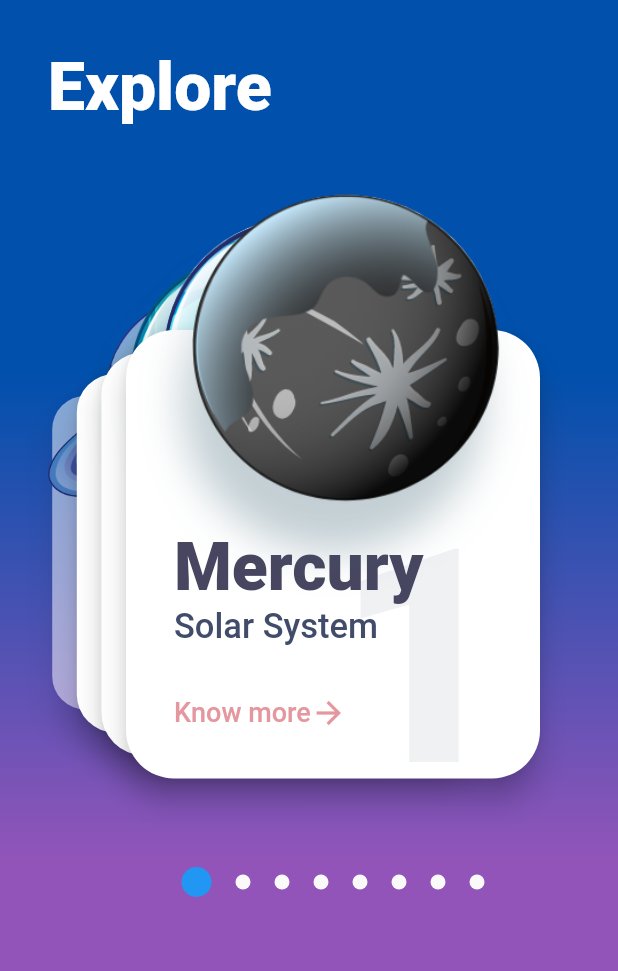
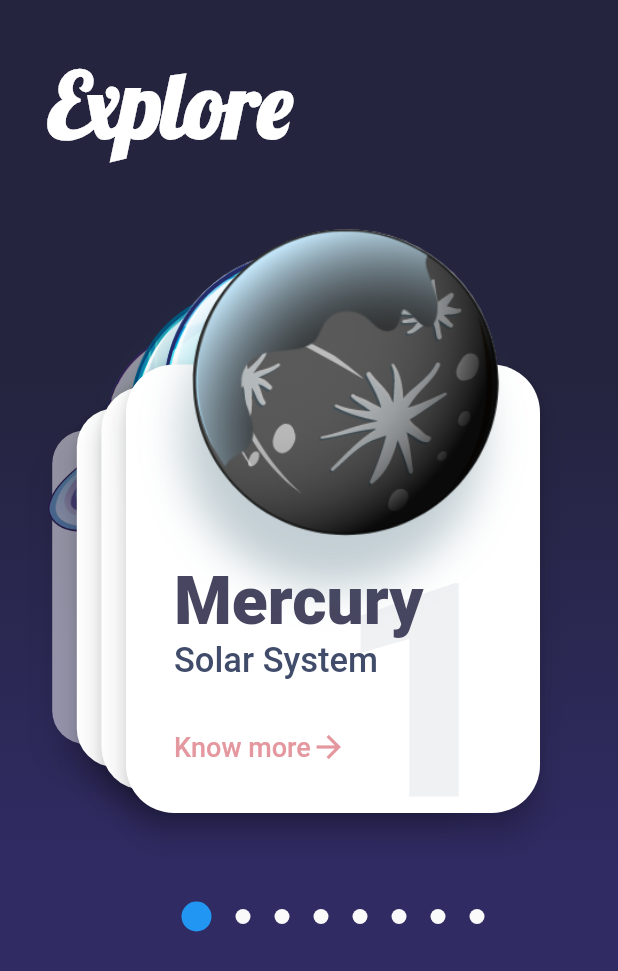
Before and after one commit to akhil-here/Horoscope-App, a Flutter app: the screen it shows after launch, on a phone screen of 412 x 824 dp. Shown: the top 971 px of the screen. Run offline on Flutter 3.47's test engine with Material 2 defaults, Android fonts, the phone set to English and light mode, and no system bars; our stand-ins replace flutter_swiper, splashscreen; Roboto replaces fonts that are missing (Avenir); project files that could hold a hidden picture were left out.

Commit message:
bg color fixed and splash screen remaining

```diff
--- a/lib/HomePage.dart
+++ b/lib/HomePage.dart
@@ -22,6 +22,18 @@ class _HomePageState extends State<HomePage> {
                 begin: Alignment.topCenter,
                 end: Alignment.bottomCenter,
                 stops: [0.3, 0.7])),
+        // gradient: new LinearGradient(
+        //     colors: [
+        //   Colors.black,
+        //   Colors.grey,
+        // ],
+        //     stops: [
+        //   0.0,
+        //   1.0
+        // ],
+        //     begin: FractionalOffset.topCenter,
+        //     end: FractionalOffset.bottomCenter,
+        //     tileMode: TileMode.repeated)),
         child: SafeArea(
           child: Column(
             crossAxisAlignment: CrossAxisAlignment.start,
@@ -33,8 +45,8 @@ class _HomePageState extends State<HomePage> {
                     Text(
                       'Explore',
                       style: TextStyle(
-                        fontFamily: 'Avenir',
-                        fontSize: 44,
+                        fontFamily: 'Lobster',
+                        fontSize: 60,
                         color: const Color(0xffffffff),
                         fontWeight: FontWeight.w900,
                       ),
--- a/lib/constants.dart
+++ b/lib/constants.dart
@@ -5,5 +5,5 @@ Color secondaryTextColor = Color(0xFFE4979E);
 Color titleTextColor = Colors.white;
 Color contentTextColor = Color(0xff868686);
 Color navigationColor = Color(0xFF6751B5);
-Color gradientStartColor = Color(0xFF0050AC);
-Color gradientEndColor = Color(0xFF9354B9);
+Color gradientStartColor = Color(0xFF24243E);
+Color gradientEndColor = Color(0xFF302B63);
--- a/lib/data.dart
+++ b/lib/data.dart
@@ -3,77 +3,72 @@ class SignInfo {
   final String name;
   final String iconImage;
   final String description;
-  final List<String> images;
+  // final List<String> images;
 
   SignInfo(
     this.position, {
     this.name,
     this.iconImage,
     this.description,
-    this.images,
+    // this.images,
   });
 }
 
 List<SignInfo> signs = [
-  SignInfo(1,
+  SignInfo(
+    1,
     name: 'Mercury',
     iconImage: 'assets/images/mercury.png',
     description:
         "Zipping around the sun in only 88 days, Mercury is the closest Sign to the sun, and it's also the smallest, only a little bit larger than Earth's moon. Because its so close to the sun (about two-fifths the distance between Earth and the sun), Mercury experiences dramatic changes in its day and night temperatures: Day temperatures can reach a scorching 840  F (450 C), which is hot enough to melt lead. Meanwhile on the night side, temperatures drop to minus 290 F (minus 180 C).",
-      images: [
-        'https://cdn.pixabay.com/photo/2013/07/18/10/57/mercury-163610_1280.jpg',
-        'https://cdn.pixabay.com/photo/2014/07/01/11/38/Sign-381127_1280.jpg',
-        'https://cdn.pixabay.com/photo/2015/06/26/18/48/mercury-822825_1280.png',
-        'https://image.shutterstock.com/image-illustration/mercury-high-resolution-images-presents-600w-367615301.jpg'
-      ]),
-  SignInfo(2,
+  ),
+  SignInfo(
+    2,
     name: 'Venus',
     iconImage: 'assets/images/venus.png',
     description:
         "The second Sign from the sun, Venus is Earth's twin in size. Radar images beneath its atmosphere reveal that its surface has various mountains and volcanoes. But beyond that, the two Signs couldn't be more different. Because of its thick, toxic atmosphere that's made of sulfuric acid clouds, Venus is an extreme example of the greenhouse effect. It's scorching-hot, even hotter than Mercury. The average temperature on Venus' surface is 900 F (465 C). At 92 bar, the pressure at the surface would crush and kill you. And oddly, Venus spins slowly from east to west, the opposite direction of most of the other Signs.",
-      images: [
-        'https://cdn.pixabay.com/photo/2011/12/13/14/39/venus-11022_1280.jpg',
-        'https://image.shutterstock.com/image-photo/solar-system-venus-second-Sign-600w-515581927.jpg'
-      ]),
-  SignInfo(3,
+  ),
+  SignInfo(
+    3,
     name: 'Earth',
     iconImage: 'assets/images/earth.png',
     description:
         "The third Sign from the sun, Earth is a waterworld, with two-thirds of the Sign covered by ocean. It's the only world known to harbor life. Earth's atmosphere is rich in nitrogen and oxygen. Earth's surface rotates about its axis at 1,532 feet per second (467 meters per second) — slightly more than 1,000 mph (1,600 kph) — at the equator. The Sign zips around the sun at more than 18 miles per second (29 km per second).",
-      images: [
-        'https://cdn.pixabay.com/photo/2011/12/13/14/31/earth-11015_1280.jpg',
-        'https://cdn.pixabay.com/photo/2011/12/14/12/11/astronaut-11080_1280.jpg',
-        'https://cdn.pixabay.com/photo/2016/01/19/17/29/earth-1149733_1280.jpg',
-        'https://image.shutterstock.com/image-photo/3d-render-Sign-earth-viewed-600w-1069251782.jpg'
-      ]),
-  SignInfo(4,
+  ),
+  SignInfo(
+    4,
     name: 'Mars',
     iconImage: 'assets/images/mars.png',
     description:
         "The fourth Sign from the sun is Mars, and it's a cold, desert-like place covered in dust. This dust is made of iron oxides, giving the Sign its iconic red hue. Mars shares similarities with Earth: It is rocky, has mountains, valleys and canyons, and storm systems ranging from localized tornado-like dust devils to Sign-engulfing dust storms. ",
-      images: []),
-  SignInfo(5,
+  ),
+  SignInfo(
+    5,
     name: 'Jupiter',
     iconImage: 'assets/images/jupiter.png',
     description:
         "The fifth Sign from the sun, Jupiter is a giant gas world that is the most massive Sign in our solar system — more than twice as massive as all the other Signs combined, according to NASA. Its swirling clouds are colorful due to different types of trace gases. And a major feature in its swirling clouds is the Great Red Spot, a giant storm more than 10,000 miles wide. It has raged at more than 400 mph for the last 150 years, at least. Jupiter has a strong magnetic field, and with 75 moons, it looks a bit like a miniature solar system.",
-      images: []),
-  SignInfo(6,
+  ),
+  SignInfo(
+    6,
     name: 'Saturn',
     iconImage: 'assets/images/saturn.png',
     description:
         "The sixth Sign from the sun, Saturn is known most for its rings. When polymath Galileo Galilei first studied Saturn in the early 1600s, he thought it was an object with three parts: a Sign and two large moons on either side. Not knowing he was seeing a Sign with rings, the stumped astronomer entered a small drawing — a symbol with one large circle and two smaller ones — in his notebook, as a noun in a sentence describing his discovery. More than 40 years later, Christiaan Huygens proposed that they were rings. The rings are made of ice and rock and scientists are not yet sure how they formed. The gaseous Sign is mostly hydrogen and helium and has numerous moons.",
-      images: []),
-  SignInfo(7,
+  ),
+  SignInfo(
+    7,
     name: 'Uranus',
     iconImage: 'assets/images/uranus.png',
     description:
         "The seventh Sign from the sun, Uranus is an oddball. It has clouds made of hydrogen sulfide, the same chemical that makes rotten eggs smell so foul. It rotates from east to west like Venus. But unlike Venus or any other Sign, its equator is nearly at right angles to its orbit — it basically orbits on its side. Astronomers believe an object twice the size of Earth collided with Uranus roughly 4 billion years ago, causing Uranus to tilt. That tilt causes extreme seasons that last 20-plus years, and the sun beats down on one pole or the other for 84 Earth-years at a time. ",
-      images: []),
-  SignInfo(8,
+  ),
+  SignInfo(
+    8,
     name: 'Neptune',
     iconImage: 'assets/images/neptune.png',
     description:
         "The eighth Sign from the sun, Neptune is about the size of Uranus and is known for supersonic strong winds. Neptune is far out and cold. The Sign is more than 30 times as far from the sun as Earth. Neptune was the first Sign predicted to exist by using math, before it was visually detected. Irregularities in the orbit of Uranus led French astronomer Alexis Bouvard to suggest some other Sign might be exerting a gravitational tug. German astronomer Johann Galle used calculations to help find Neptune in a telescope. Neptune is about 17 times as massive as Earth and has a rocky core.",
-      images: []),
+  ),
 ];
```
Also changed, not shown: lib/detail_page.dart (+1 -35 lines), lib/main.dart (+8 -1 lines), assets/images/loading1.gif (added). Lines whose indentation alone changed are shown as unchanged.
